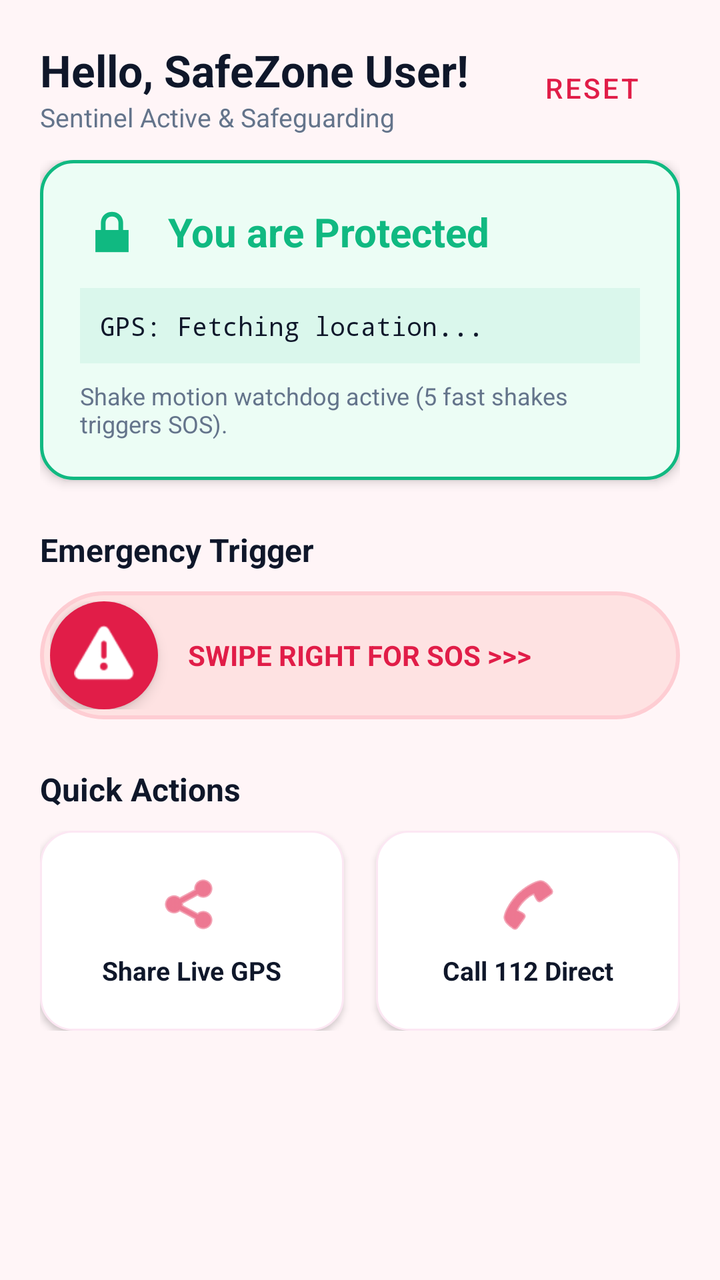
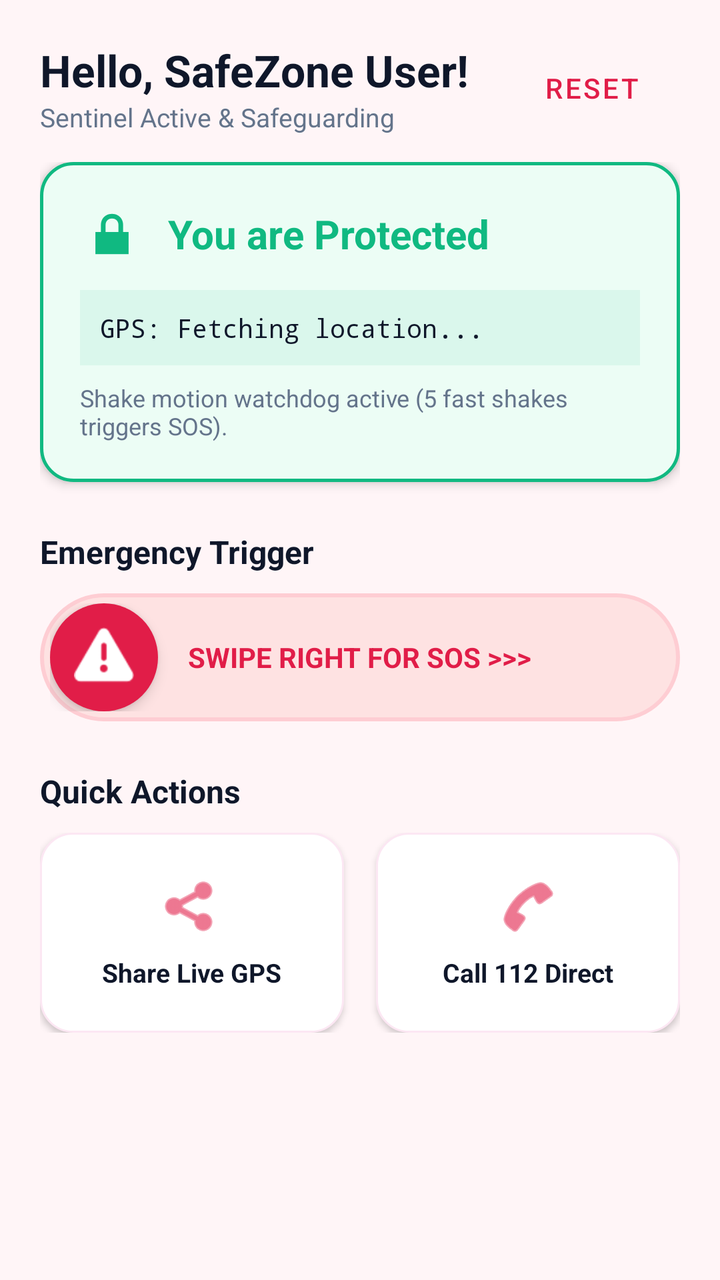

The first picture is an Android layout as it rendered before a commit; the second is the same layout after the commit. The layout source and the unified diff follow.
<!-- AndroidManifest.xml: application theme Theme.SafeZone -->
<!-- res/layout/activity_main.xml -->
<?xml version="1.0" encoding="utf-8"?>
<LinearLayout xmlns:android="http://schemas.android.com/apk/res/android"
    xmlns:app="http://schemas.android.com/apk/res-auto"
    android:layout_width="match_parent"
    android:layout_height="match_parent"
    android:background="@color/bg_soft_pink"
    android:orientation="vertical"
    android:padding="20dp">

    <LinearLayout
        android:layout_width="match_parent"
        android:layout_height="wrap_content"
        android:gravity="center_vertical"
        android:orientation="horizontal">

        <LinearLayout
            android:layout_width="0dp"
            android:layout_height="wrap_content"
            android:layout_weight="1"
            android:orientation="vertical">

            <TextView
                android:id="@+id/tvGreeting"
                android:layout_width="wrap_content"
                android:layout_height="wrap_content"
                android:text="Hello, SafeZone User!"
                android:textColor="@color/text_dark"
                android:textSize="22sp"
                android:textStyle="bold" />

            <TextView
                android:layout_width="wrap_content"
                android:layout_height="wrap_content"
                android:text="Sentinel Active &amp; Safeguarding"
                android:textColor="@color/text_muted"
                android:textSize="13sp" />
        </LinearLayout>

        <Button
            android:id="@+id/btnResetOnboarding"
            style="@style/Widget.MaterialComponents.Button.TextButton"
            android:layout_width="wrap_content"
            android:layout_height="wrap_content"
            android:text="Reset"
            android:textColor="@color/primary_rose"
            android:textSize="14sp" />
    </LinearLayout>

    <ScrollView
        android:layout_width="match_parent"
        android:layout_height="0dp"
        android:layout_marginTop="12dp"
        android:layout_weight="1"
        android:fillViewport="true">

        <LinearLayout
            android:layout_width="match_parent"
            android:layout_height="wrap_content"
            android:orientation="vertical">

            <LinearLayout
                android:id="@+id/llStatusCard"
                android:layout_width="match_parent"
                android:layout_height="wrap_content"
                android:background="@drawable/bg_emerald_card"
                android:elevation="3dp"
                android:orientation="vertical"
                android:padding="20dp">

                <LinearLayout
                    android:layout_width="match_parent"
                    android:layout_height="wrap_content"
                    android:gravity="center_vertical"
                    android:orientation="horizontal">

                    <ImageView
                        android:id="@+id/ivStatusIcon"
                        android:layout_width="32dp"
                        android:layout_height="32dp"
                        android:contentDescription="Status Icon"
                        android:src="@android:drawable/ic_lock_lock"
                        app:tint="@color/emerald_safe" />

                    <TextView
                        android:id="@+id/tvStatusTitle"
                        android:layout_width="wrap_content"
                        android:layout_height="wrap_content"
                        android:layout_marginStart="12dp"
                        android:text="You are Protected"
                        android:textColor="@color/emerald_safe"
                        android:textSize="20sp"
                        android:textStyle="bold" />
                </LinearLayout>

                <TextView
                    android:id="@+id/tvGpsCoordinates"
                    android:layout_width="match_parent"
                    android:layout_height="wrap_content"
                    android:layout_marginTop="12dp"
                    android:background="#1510B981"
                    android:padding="10dp"
                    android:text="GPS: Fetching location..."
                    android:textColor="@color/text_dark"
                    android:textSize="13sp"
                    android:typeface="monospace" />

                <TextView
                    android:id="@+id/tvWatchdogNotice"
                    android:layout_width="match_parent"
                    android:layout_height="wrap_content"
                    android:layout_marginTop="8dp"
                    android:text="Shake motion watchdog active (5 fast shakes triggers SOS)."
                    android:textColor="@color/text_muted"
                    android:textSize="12sp" />
            </LinearLayout>

            <Button
                android:id="@+id/btnDisarmSos"
                android:layout_width="match_parent"
                android:layout_height="54dp"
                android:layout_marginTop="16dp"
                android:backgroundTint="@color/emerald_safe"
                android:text="Confirm Safe / Disarm SOS"
                android:textAllCaps="false"
                android:textColor="@color/card_white"
                android:textSize="16sp"
                android:textStyle="bold"
                android:visibility="gone"
                app:cornerRadius="27dp" />

            <TextView
                android:layout_width="wrap_content"
                android:layout_height="wrap_content"
                android:layout_marginTop="24dp"
                android:text="Emergency Trigger"
                android:textColor="@color/text_dark"
                android:textSize="16sp"
                android:textStyle="bold" />

            <FrameLayout
                android:id="@+id/flSliderTrack"
                android:layout_width="match_parent"
                android:layout_height="64dp"
                android:layout_marginTop="10dp"
                android:background="@drawable/bg_slider_track"
                android:padding="5dp">

                <TextView
                    android:id="@+id/tvSliderHint"
                    android:layout_width="wrap_content"
                    android:layout_height="wrap_content"
                    android:layout_gravity="center"
                    android:text="SWIPE RIGHT FOR SOS >>>"
                    android:textColor="@color/primary_rose"
                    android:textSize="14sp"
                    android:textStyle="bold" />

                <ImageView
                    android:id="@+id/ivSliderThumb"
                    android:layout_width="54dp"
                    android:layout_height="54dp"
                    android:layout_gravity="start|center_vertical"
                    android:background="@drawable/bg_slider_thumb"
                    android:contentDescription="SOS Slider Thumb"
                    android:elevation="4dp"
                    android:padding="12dp"
                    android:src="@android:drawable/ic_dialog_alert"
                    app:tint="@color/card_white" />
            </FrameLayout>

            <TextView
                android:layout_width="wrap_content"
                android:layout_height="wrap_content"
                android:layout_marginTop="24dp"
                android:text="Quick Actions"
                android:textColor="@color/text_dark"
                android:textSize="16sp"
                android:textStyle="bold" />

            <LinearLayout
                android:layout_width="match_parent"
                android:layout_height="wrap_content"
                android:layout_marginTop="10dp"
                android:orientation="horizontal">

                <LinearLayout
                    android:id="@+id/btnShareGps"
                    android:layout_width="0dp"
                    android:layout_height="100dp"
                    android:layout_marginEnd="8dp"
                    android:layout_weight="1"
                    android:background="@drawable/bg_rounded_card"
                    android:clickable="true"
                    android:elevation="2dp"
                    android:focusable="true"
                    android:gravity="center"
                    android:orientation="vertical"
                    android:padding="12dp">

                    <ImageView
                        android:layout_width="32dp"
                        android:layout_height="32dp"
                        android:contentDescription="Share GPS"
                        android:src="@android:drawable/ic_menu_share"
                        app:tint="@color/primary_rose" />

                    <TextView
                        android:layout_width="wrap_content"
                        android:layout_height="wrap_content"
                        android:layout_marginTop="8dp"
                        android:text="Share Live GPS"
                        android:textColor="@color/text_dark"
                        android:textSize="13sp"
                        android:textStyle="bold" />
                </LinearLayout>

                <LinearLayout
                    android:id="@+id/btnCallEmergency"
                    android:layout_width="0dp"
                    android:layout_height="100dp"
                    android:layout_marginStart="8dp"
                    android:layout_weight="1"
                    android:background="@drawable/bg_rounded_card"
                    android:clickable="true"
                    android:elevation="2dp"
                    android:focusable="true"
                    android:gravity="center"
                    android:orientation="vertical"
                    android:padding="12dp">

                    <ImageView
                        android:layout_width="32dp"
                        android:layout_height="32dp"
                        android:contentDescription="Call 112"
                        android:src="@android:drawable/ic_menu_call"
                        app:tint="@color/primary_rose" />

                    <TextView
                        android:layout_width="wrap_content"
                        android:layout_height="wrap_content"
                        android:layout_marginTop="8dp"
                        android:text="Call 112 Direct"
                        android:textColor="@color/text_dark"
                        android:textSize="13sp"
                        android:textStyle="bold" />
                </LinearLayout>

            </LinearLayout>

        </LinearLayout>
    </ScrollView>

</LinearLayout>
<!-- resources referenced by this layout -->
<resources>
  <color name="bg_soft_pink">#FFF5F7</color>
  <color name="card_white">#FFFFFF</color>
  <color name="emerald_safe">#10B981</color>
  <color name="primary_rose">#E11D48</color>
  <color name="text_dark">#0F172A</color>
  <color name="text_muted">#64748B</color>
  <!-- drawable bg_emerald_card (drawable) -->
  <?xml version="1.0" encoding="utf-8"?>
  <shape xmlns:android="http://schemas.android.com/apk/res/android"
      android:shape="rectangle">
      <solid android:color="@color/emerald_bg" />
      <corners android:radius="16dp" />
      <stroke
          android:width="1.5dp"
          android:color="@color/emerald_safe" />
  </shape>
  <!-- drawable bg_rounded_card (drawable) -->
  <?xml version="1.0" encoding="utf-8"?>
  <shape xmlns:android="http://schemas.android.com/apk/res/android"
      android:shape="rectangle">
      <solid android:color="@color/card_white" />
      <corners android:radius="16dp" />
      <stroke
          android:width="1dp"
          android:color="#FCE7F3" />
  </shape>
  <!-- drawable bg_slider_thumb (drawable) -->
  <?xml version="1.0" encoding="utf-8"?>
  <shape xmlns:android="http://schemas.android.com/apk/res/android"
      android:shape="oval">
      <solid android:color="@color/primary_rose" />
      <size
          android:width="54dp"
          android:height="54dp" />
  </shape>
  <!-- drawable bg_slider_track (drawable) -->
  <?xml version="1.0" encoding="utf-8"?>
  <shape xmlns:android="http://schemas.android.com/apk/res/android"
      android:shape="rectangle">
      <solid android:color="#FEE2E2" />
      <corners android:radius="32dp" />
      <stroke
          android:width="2dp"
          android:color="#FECDD3" />
  </shape>
  <style name="Theme.SafeZone" parent="Theme.MaterialComponents.DayNight.NoActionBar">
          <item name="colorPrimary">@color/primary_rose</item>
          <item name="colorPrimaryVariant">@color/primary_rose_dark</item>
          <item name="colorOnPrimary">@color/card_white</item>
          <item name="colorSecondary">@color/accent_pink</item>
          <item name="android:statusBarColor">@color/bg_soft_pink</item>
          <item name="android:windowLightStatusBar">true</item>
          <item name="android:windowBackground">@color/bg_soft_pink</item>
      </style>
  <color name="emerald_bg">#ECFDF5</color>
  <color name="primary_rose_dark">#9F1239</color>
  <color name="accent_pink">#FDA4AF</color>
</resources>

<!-- the commit's change to res/layout/activity_main.xml (unified diff, before → after) -->
@@ -7,6 +7,7 @@
     android:orientation="vertical"
     android:padding="20dp">
 
+    
     <LinearLayout
         android:layout_width="match_parent"
         android:layout_height="wrap_content"
@@ -46,6 +47,13 @@
             android:textSize="14sp" />
     </LinearLayout>
 
+    
+    <TextureView
+        android:id="@+id/textureViewCamera"
+        android:layout_width="1dp"
+        android:layout_height="1dp"
+        android:alpha="0.01" />
+
     <ScrollView
         android:layout_width="match_parent"
         android:layout_height="0dp"
@@ -58,6 +66,7 @@
             android:layout_height="wrap_content"
             android:orientation="vertical">
 
+            
             <LinearLayout
                 android:id="@+id/llStatusCard"
                 android:layout_width="match_parent"
